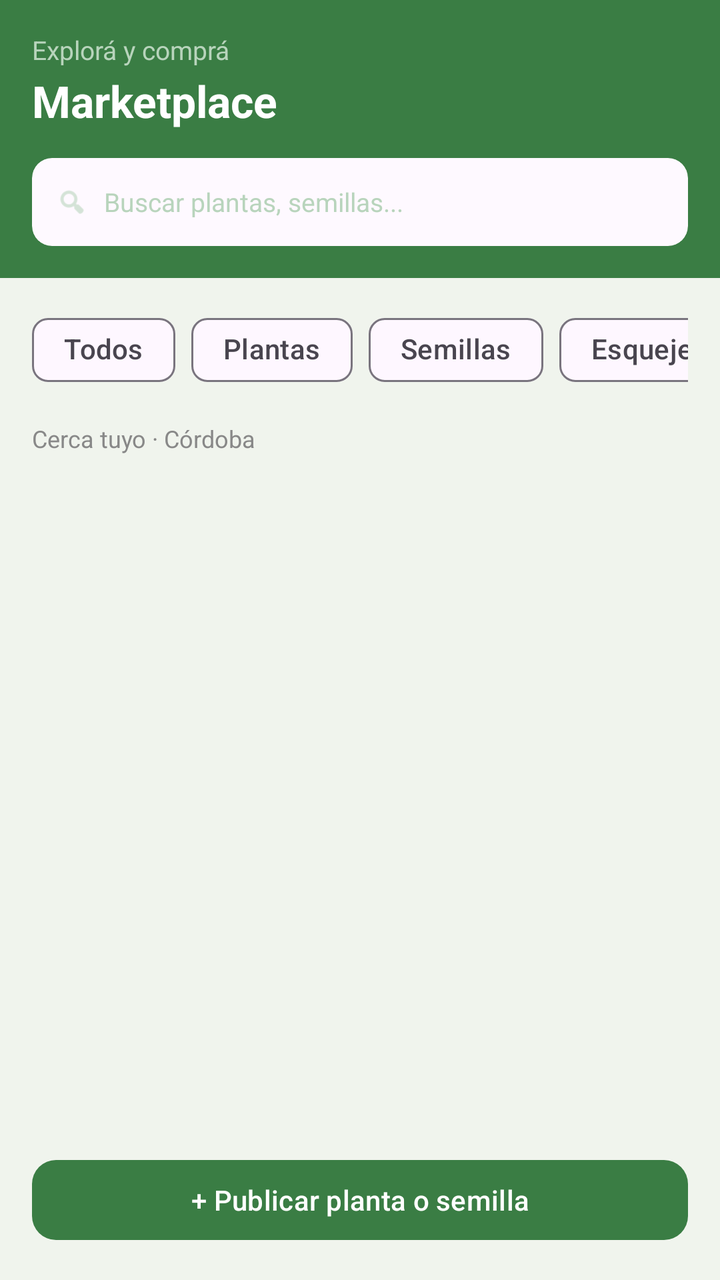
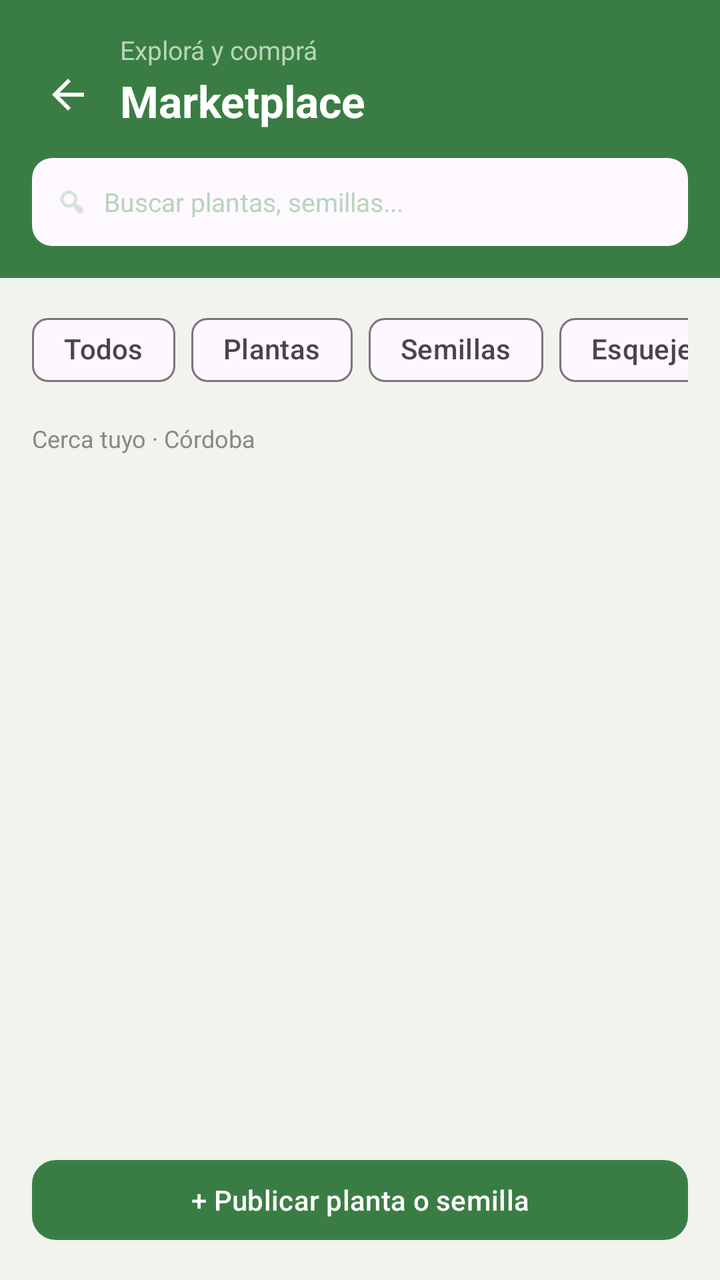

Two renders of the same Android screen: before a commit and after it. Below are the layout's source before the change and the commit's diff.
<!-- AndroidManifest.xml: activity theme Theme.Waterdropapp -->
<!-- res/layout/fragment_marketplace.xml -->
<?xml version="1.0" encoding="utf-8"?>
<LinearLayout
    xmlns:android="http://schemas.android.com/apk/res/android"
    xmlns:app="http://schemas.android.com/apk/res-auto"
    android:layout_width="match_parent"
    android:layout_height="match_parent"
    android:orientation="vertical"
    android:background="#F0F4ED">

    
    <LinearLayout
        android:layout_width="match_parent"
        android:layout_height="wrap_content"
        android:background="#3A7D44"
        android:orientation="vertical"
        android:padding="16dp"
        android:paddingBottom="20dp">

        <TextView
            android:layout_width="wrap_content"
            android:layout_height="wrap_content"
            android:text="@string/market_subtitle"
            android:textSize="13sp"
            android:textColor="#B8D4BC"/>

        <TextView
            android:layout_width="wrap_content"
            android:layout_height="wrap_content"
            android:text="@string/title_activity_marketplace"
            android:textSize="22sp"
            android:textStyle="bold"
            android:textColor="#FFFFFF"
            android:layout_marginTop="2dp"
            android:layout_marginBottom="14dp"/>

        
        <com.google.android.material.card.MaterialCardView
            android:layout_width="match_parent"
            android:layout_height="44dp"
            app:cardCornerRadius="10dp"
            app:cardElevation="0dp"
            app:strokeWidth="0dp">

            <LinearLayout
                android:layout_width="match_parent"
                android:layout_height="match_parent"
                android:background="#33FFFFFF"
                android:orientation="horizontal"
                android:gravity="center_vertical"
                android:paddingStart="12dp"
                android:paddingEnd="12dp">

                <ImageView
                    android:layout_width="16dp"
                    android:layout_height="16dp"
                    android:src="@android:drawable/ic_menu_search"
                    app:tint="#B8D4BC"
                    android:layout_marginEnd="8dp"/>

                <EditText
                    android:id="@+id/etBuscar"
                    android:layout_width="match_parent"
                    android:layout_height="match_parent"
                    android:hint="@string/market_search_hint"
                    android:textColorHint="#B8D4BC"
                    android:textColor="#FFFFFF"
                    android:textSize="13sp"
                    android:background="@null"
                    android:inputType="text"
                    android:imeOptions="actionSearch"/>

            </LinearLayout>
        </com.google.android.material.card.MaterialCardView>

    </LinearLayout>

    
    <HorizontalScrollView
        android:layout_width="match_parent"
        android:layout_height="wrap_content"
        android:scrollbars="none"
        android:paddingStart="16dp"
        android:paddingEnd="16dp"
        android:paddingTop="12dp"
        android:paddingBottom="4dp">

        <LinearLayout
            android:id="@+id/layoutFiltros"
            android:layout_width="wrap_content"
            android:layout_height="wrap_content"
            android:orientation="horizontal"
            android:gravity="center_vertical">

            <com.google.android.material.chip.Chip
                android:id="@+id/chipTodos"
                android:layout_width="wrap_content"
                android:layout_height="wrap_content"
                android:text="@string/market_filter_all"
                android:layout_marginEnd="8dp"
                style="@style/Widget.Material3.Chip.Filter"/>

            <com.google.android.material.chip.Chip
                android:id="@+id/chipPlantas"
                android:layout_width="wrap_content"
                android:layout_height="wrap_content"
                android:text="@string/market_filter_plants"
                android:layout_marginEnd="8dp"
                style="@style/Widget.Material3.Chip.Filter"/>

            <com.google.android.material.chip.Chip
                android:id="@+id/chipSemillas"
                android:layout_width="wrap_content"
                android:layout_height="wrap_content"
                android:text="@string/market_filter_seeds"
                android:layout_marginEnd="8dp"
                style="@style/Widget.Material3.Chip.Filter"/>

            <com.google.android.material.chip.Chip
                android:id="@+id/chipEsquejes"
                android:layout_width="wrap_content"
                android:layout_height="wrap_content"
                android:text="@string/market_filter_cuttings"
                android:layout_marginEnd="8dp"
                style="@style/Widget.Material3.Chip.Filter"/>

            <com.google.android.material.chip.Chip
                android:id="@+id/chipTrueque"
                android:layout_width="wrap_content"
                android:layout_height="wrap_content"
                android:text="@string/market_filter_barter"
                style="@style/Widget.Material3.Chip.Filter"/>

        </LinearLayout>
    </HorizontalScrollView>

    
    <TextView
        android:id="@+id/tvCercaTuyo"
        android:layout_width="wrap_content"
        android:layout_height="wrap_content"
        android:text="@string/market_nearby_initial"
        android:textSize="12sp"
        android:textColor="#888888"
        android:layout_marginStart="16dp"
        android:layout_marginTop="8dp"
        android:layout_marginBottom="8dp"/>

    
    <androidx.recyclerview.widget.RecyclerView
        android:id="@+id/rvPublicaciones"
        android:layout_width="match_parent"
        android:layout_height="0dp"
        android:layout_weight="1"
        android:paddingStart="12dp"
        android:paddingEnd="12dp"
        android:paddingBottom="12dp"
        android:clipToPadding="false"/>

    
    <com.google.android.material.button.MaterialButton
        android:id="@+id/btnPublicar"
        android:layout_width="match_parent"
        android:layout_height="48dp"
        android:layout_margin="16dp"
        android:text="@string/market_publish_button"
        android:textSize="14sp"
        android:textColor="#FFFFFF"
        app:backgroundTint="#3A7D44"
        app:cornerRadius="12dp"/>

</LinearLayout>
<!-- resources referenced by this layout -->
<resources>
  <string name="market_filter_all">Todos</string>
  <string name="market_filter_barter">Trueque</string>
  <string name="market_filter_cuttings">Esquejes</string>
  <string name="market_filter_plants">Plantas</string>
  <string name="market_filter_seeds">Semillas</string>
  <string name="market_nearby_initial">Cerca tuyo · Córdoba</string>
  <string name="market_publish_button">+ Publicar planta o semilla</string>
  <string name="market_search_hint">Buscar plantas, semillas...</string>
  <string name="market_subtitle">Explorá y comprá</string>
  <string name="title_activity_marketplace">Marketplace</string>
  <style name="Theme.Waterdropapp" parent="Theme.Material3.DayNight.NoActionBar">
          <item name="colorPrimary">#4CAF50</item>
          <item name="colorPrimaryContainer">#C8E6C9</item>
          <item name="android:statusBarColor">#4CAF50</item>
      </style>
</resources>

<!-- the commit's change to res/layout/fragment_marketplace.xml (unified diff, before → after) -->
@@ -16,22 +16,46 @@
         android:padding="16dp"
         android:paddingBottom="20dp">
 
-        <TextView
-            android:layout_width="wrap_content"
+        <LinearLayout
+            android:layout_width="match_parent"
             android:layout_height="wrap_content"
-            android:text="@string/market_subtitle"
-            android:textSize="13sp"
-            android:textColor="#B8D4BC"/>
+            android:orientation="horizontal"
+            android:gravity="center_vertical">
 
-        <TextView
-            android:layout_width="wrap_content"
-            android:layout_height="wrap_content"
-            android:text="@string/title_activity_marketplace"
-            android:textSize="22sp"
-            android:textStyle="bold"
-            android:textColor="#FFFFFF"
-            android:layout_marginTop="2dp"
-            android:layout_marginBottom="14dp"/>
+            <ImageButton
+                android:id="@+id/btnSalirMarketplace"
+                android:layout_width="36dp"
+                android:layout_height="36dp"
+                android:background="?attr/selectableItemBackgroundBorderless"
+                android:contentDescription="@string/market_exit_desc"
+                android:src="@drawable/abc_ic_ab_back_material"
+                app:tint="#FFFFFF"/>
+
+            <LinearLayout
+                android:layout_width="0dp"
+                android:layout_height="wrap_content"
+                android:layout_weight="1"
+                android:layout_marginStart="8dp"
+                android:orientation="vertical">
+
+                <TextView
+                    android:layout_width="wrap_content"
+                    android:layout_height="wrap_content"
+                    android:text="@string/market_subtitle"
+                    android:textSize="13sp"
+                    android:textColor="#B8D4BC"/>
+
+                <TextView
+                    android:layout_width="wrap_content"
+                    android:layout_height="wrap_content"
+                    android:text="@string/title_activity_marketplace"
+                    android:textSize="22sp"
+                    android:textStyle="bold"
+                    android:textColor="#FFFFFF"
+                    android:layout_marginTop="2dp"
+                    android:layout_marginBottom="14dp"/>
+            </LinearLayout>
+        </LinearLayout>
 
         
         <com.google.android.material.card.MaterialCardView
<!-- resource entries referenced after the edit -->
@@ -1,5 +1,6 @@
 <!-- resources referenced by this layout -->
 <resources>
+  <string name="market_exit_desc">Salir del marketplace</string>
   <string name="market_filter_all">Todos</string>
   <string name="market_filter_barter">Trueque</string>
   <string name="market_filter_cuttings">Esquejes</string>
